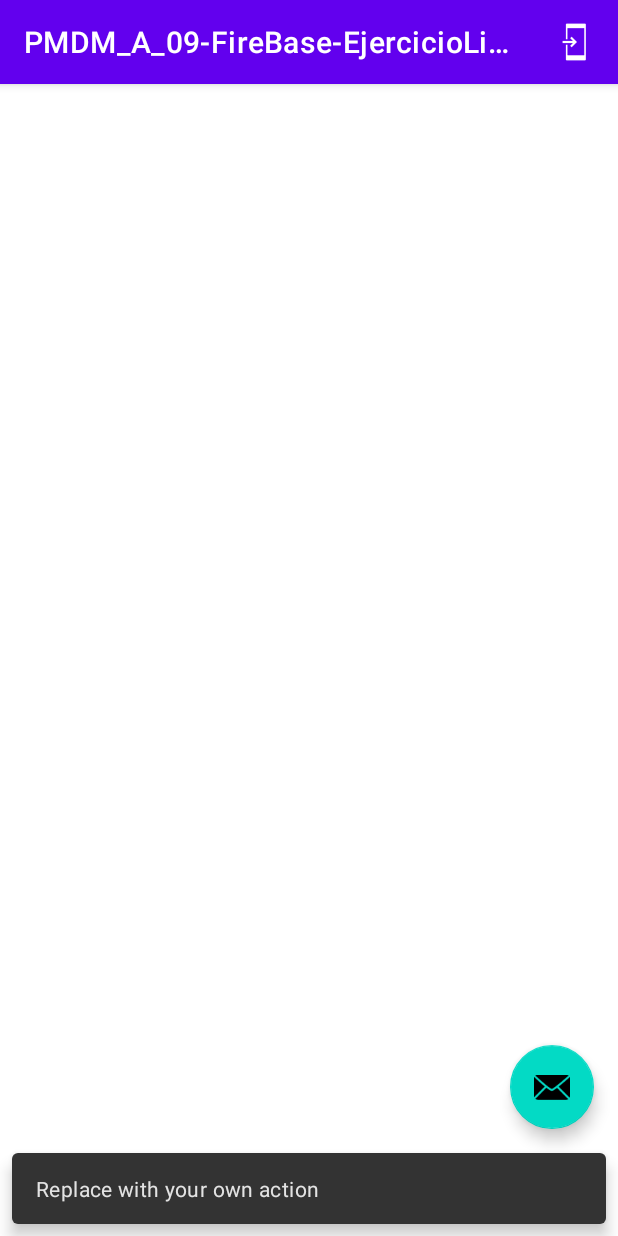
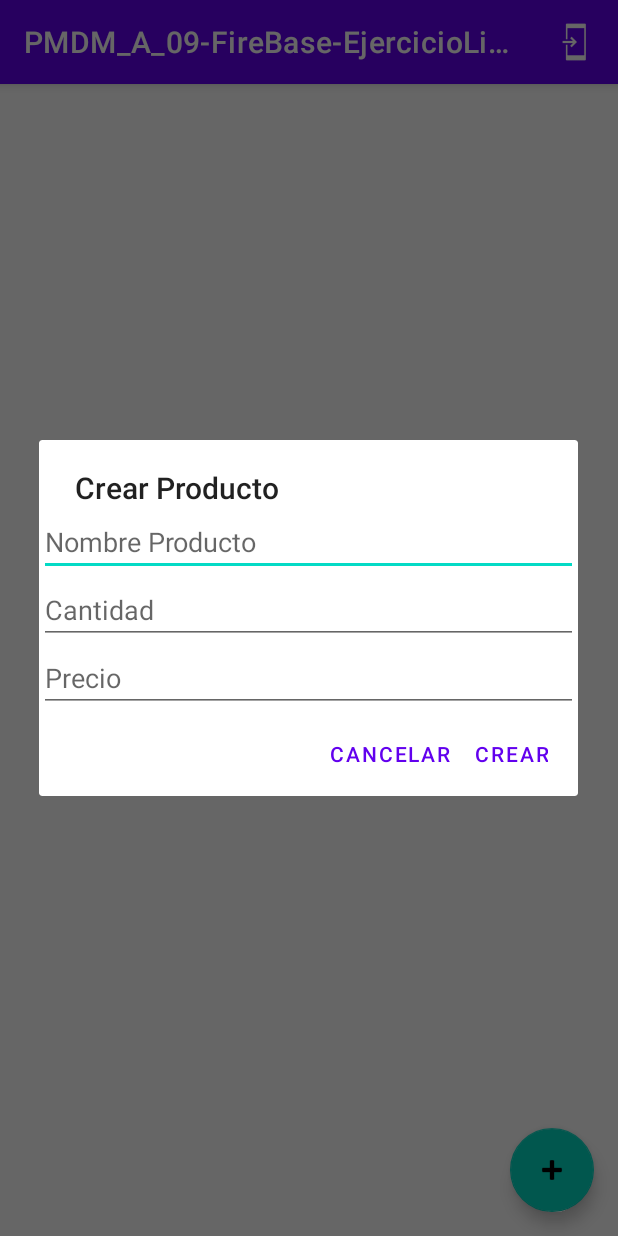
Before and after one commit to EduardSanz/PMDM_A_09-FireBase-EjercicioLista_de_la_compra, an Android app: the screen it shows after launch once a user with an empty profile is signed in (MainActivity), after a tap on an icon or button, on a phone screen of 412 x 824 dp. Run offline under Robolectric (Android 15) with nearby library versions, the phone set to English and light mode, and no system bars; our stand-ins replace Firebase (no records; nobody signed in at launch, a user with empty details on screens opened directly).

```diff
--- a/app/build.gradle
+++ b/app/build.gradle
@@ -38,6 +38,7 @@ dependencies {
     implementation 'com.google.android.material:material:1.7.0'
     implementation 'androidx.constraintlayout:constraintlayout:2.1.4'
     implementation 'com.google.firebase:firebase-auth:21.1.0'
+    implementation 'com.google.firebase:firebase-database:20.1.0'
     testImplementation 'junit:junit:4.13.2'
     androidTestImplementation 'androidx.test.ext:junit:1.1.5'
     androidTestImplementation 'androidx.test.espresso:espresso-core:3.5.1'
--- a/app/src/main/java/com/cieep/pmdm_a_09_firebase_ejerciciolista_de_la_compra/MainActivity.java
+++ b/app/src/main/java/com/cieep/pmdm_a_09_firebase_ejerciciolista_de_la_compra/MainActivity.java
@@ -1,39 +1,89 @@
 package com.cieep.pmdm_a_09_firebase_ejerciciolista_de_la_compra;
 
+import android.content.DialogInterface;
 import android.content.Intent;
 import android.os.Bundle;
 
+import com.cieep.pmdm_a_09_firebase_ejerciciolista_de_la_compra.adapters.ProductosAdapter;
+import com.cieep.pmdm_a_09_firebase_ejerciciolista_de_la_compra.modelos.Producto;
 import com.google.android.material.snackbar.Snackbar;
 
 import androidx.annotation.NonNull;
+import androidx.appcompat.app.AlertDialog;
 import androidx.appcompat.app.AppCompatActivity;
+import androidx.recyclerview.widget.LinearLayoutManager;
+import androidx.recyclerview.widget.RecyclerView;
 
 import android.view.View;
 
 import com.cieep.pmdm_a_09_firebase_ejerciciolista_de_la_compra.databinding.ActivityMainBinding;
 import com.google.firebase.auth.FirebaseAuth;
+import com.google.firebase.database.DataSnapshot;
+import com.google.firebase.database.DatabaseError;
+import com.google.firebase.database.DatabaseReference;
+import com.google.firebase.database.FirebaseDatabase;
+import com.google.firebase.database.GenericTypeIndicator;
+import com.google.firebase.database.ValueEventListener;
 
 import android.view.Menu;
 import android.view.MenuItem;
+import android.widget.EditText;
+
+import java.util.ArrayList;
+import java.util.List;
 
 public class MainActivity extends AppCompatActivity {
 
     private ActivityMainBinding binding;
 
+    private List<Producto> productos;
+    private ProductosAdapter adapter;
+    private RecyclerView.LayoutManager lm;
+
+    private FirebaseDatabase database;
+    private DatabaseReference refUser;
+
+
     @Override
     protected void onCreate(Bundle savedInstanceState) {
         super.onCreate(savedInstanceState);
-
         binding = ActivityMainBinding.inflate(getLayoutInflater());
         setContentView(binding.getRoot());
+        setSupportActionBar(binding.toolbar);
 
-        setSupportActionBar(binding.toolbar);
+        database = FirebaseDatabase.getInstance("https://pmdm-a-09-firebase-default-rtdb.europe-west1.firebasedatabase.app/");
+        refUser = database.getReference(FirebaseAuth.getInstance().getCurrentUser().getUid()).child("lista_productos");
+
+        productos = new ArrayList<>();
+        adapter = new ProductosAdapter(productos, R.layout.producto_view_holder, this, refUser);
+        lm = new LinearLayoutManager(this);
+
+        refUser.addValueEventListener(new ValueEventListener() {
+            @Override
+            public void onDataChange(@NonNull DataSnapshot snapshot) {
+                productos.clear();
+                if (snapshot.exists()) {
+                    GenericTypeIndicator<ArrayList<Producto>> gti = new GenericTypeIndicator<ArrayList<Producto>>() {};
+                    ArrayList<Producto> temp = snapshot.getValue(gti);
+                    productos.addAll(temp);
+                }
+                adapter.notifyDataSetChanged();
+
+            }
+
+            @Override
+            public void onCancelled(@NonNull DatabaseError error) {
+
+            }
+        });
+
+        binding.contentMain.recycler.setAdapter(adapter);
+        binding.contentMain.recycler.setLayoutManager(lm);
 
         binding.fab.setOnClickListener(new View.OnClickListener() {
             @Override
             public void onClick(View view) {
-                Snackbar.make(view, "Replace with your own action", Snackbar.LENGTH_LONG)
-                        .setAction("Action", null).show();
+                alertCrearProducto().show();
             }
         });
     }
@@ -57,4 +107,33 @@ public class MainActivity extends AppCompatActivity {
 
         return true;
     }
+
+    private AlertDialog alertCrearProducto() {
+        AlertDialog.Builder builder = new AlertDialog.Builder(this);
+        builder.setTitle("Crear Producto");
+        builder.setCancelable(false);
+        View alertView = getLayoutInflater().inflate(R.layout.producto_alert, null);
+        EditText txtNombre = alertView.findViewById(R.id.txtNombreAlert);
+        EditText txtCantidad = alertView.findViewById(R.id.txtCantidadAlert);
+        EditText txtPrecio = alertView.findViewById(R.id.txtPrecioAlert);
+        builder.setView(alertView);
+
+        builder.setNegativeButton("CANCELAR", null);
+        builder.setPositiveButton("CREAR", new DialogInterface.OnClickListener() {
+            @Override
+            public void onClick(DialogInterface dialogInterface, int i) {
+                String nombre = txtNombre.getText().toString();
+                String cantidad = txtCantidad.getText().toString();
+                String precio = txtPrecio.getText().toString();
+
+                if (!nombre.isEmpty() && !cantidad.isEmpty() && !precio.isEmpty()) {
+                    productos.add(new Producto(nombre, Integer.parseInt(cantidad), Float.parseFloat(precio)));
+                    // adapter.notifyItemInserted(productos.size()-1);
+                    refUser.setValue(productos);
+                }
+            }
+        });
+
+        return builder.create();
+    }
 }
--- /dev/null
+++ b/app/src/main/java/com/cieep/pmdm_a_09_firebase_ejerciciolista_de_la_compra/adapters/ProductosAdapter.java
@@ -0,0 +1,76 @@
+package com.cieep.pmdm_a_09_firebase_ejerciciolista_de_la_compra.adapters;
+
+import android.content.Context;
+import android.view.LayoutInflater;
+import android.view.View;
+import android.view.ViewGroup;
+import android.widget.ImageButton;
+import android.widget.TextView;
+
+import androidx.annotation.NonNull;
+import androidx.recyclerview.widget.RecyclerView;
+
+import com.cieep.pmdm_a_09_firebase_ejerciciolista_de_la_compra.R;
+import com.cieep.pmdm_a_09_firebase_ejerciciolista_de_la_compra.modelos.Producto;
+import com.google.firebase.database.DatabaseReference;
+
+import java.util.List;
+
+public class ProductosAdapter extends RecyclerView.Adapter<ProductosAdapter.ProductoVH> {
+
+    private List<Producto> objects;
+    private int resource;
+    private Context context;
+    private DatabaseReference refDatabase;
+
+    public ProductosAdapter(List<Producto> objects, int resource, Context context, DatabaseReference refDatabase) {
+        this.objects = objects;
+        this.resource = resource;
+        this.context = context;
+        this.refDatabase = refDatabase;
+    }
+
+    @NonNull
+    @Override
+    public ProductoVH onCreateViewHolder(@NonNull ViewGroup parent, int viewType) {
+        View productoView = LayoutInflater.from(context).inflate(resource, null);
+        productoView.setLayoutParams(new RecyclerView.LayoutParams(ViewGroup.LayoutParams.MATCH_PARENT, ViewGroup.LayoutParams.WRAP_CONTENT));
+        return new ProductoVH(productoView);
+    }
+
+    @Override
+    public void onBindViewHolder(@NonNull ProductoVH holder, int position) {
+        Producto producto = objects.get(position);
+        holder.lblNombre.setText(producto.getNombre());
+        holder.lblCantidad.setText(String.valueOf(producto.getCantidad()));
+        holder.lblPrecio.setText(producto.getPrecioMoneda());
+
+        holder.btnEliminar.setOnClickListener(new View.OnClickListener() {
+            @Override
+            public void onClick(View view) {
+                objects.remove(producto);
+                // notifyItemRemoved(holder.getAdapterPosition());
+                refDatabase.setValue(objects);
+            }
+        });
+    }
+
+    @Override
+    public int getItemCount() {
+        return objects.size();
+    }
+
+    public class ProductoVH extends RecyclerView.ViewHolder {
+
+        ImageButton btnEliminar;
+        TextView lblNombre, lblCantidad, lblPrecio;
+
+        public ProductoVH(@NonNull View itemView) {
+            super(itemView);
+            btnEliminar = itemView.findViewById(R.id.btnDeleteCard);
+            lblNombre = itemView.findViewById(R.id.lblNombreCard);
+            lblCantidad = itemView.findViewById(R.id.lblCantidadCard);
+            lblPrecio = itemView.findViewById(R.id.lblPrecioCard);
+        }
+    }
+}
--- a/app/src/main/res/layout/activity_main.xml
+++ b/app/src/main/res/layout/activity_main.xml
@@ -20,7 +20,9 @@
 
     </com.google.android.material.appbar.AppBarLayout>
 
-    <include layout="@layout/content_main" />
+    <include
+        android:id="@+id/contentMain"
+        layout="@layout/content_main" />
 
     <com.google.android.material.floatingactionbutton.FloatingActionButton
         android:id="@+id/fab"
@@ -29,6 +31,6 @@
         android:layout_gravity="bottom|end"
         android:layout_marginEnd="@dimen/fab_margin"
         android:layout_marginBottom="16dp"
-        app:srcCompat="@android:drawable/ic_dialog_email" />
+        app:srcCompat="@android:drawable/ic_input_add" />
 
 </androidx.coordinatorlayout.widget.CoordinatorLayout>
--- a/app/src/main/res/layout/content_main.xml
+++ b/app/src/main/res/layout/content_main.xml
@@ -1,6 +1,17 @@
 <?xml version="1.0" encoding="utf-8"?>
 <androidx.constraintlayout.widget.ConstraintLayout xmlns:android="http://schemas.android.com/apk/res/android"
     xmlns:app="http://schemas.android.com/apk/res-auto"
+    xmlns:tools="http://schemas.android.com/tools"
     android:layout_width="match_parent"
     android:layout_height="match_parent"
-    app:layout_behavior="@string/appbar_scrolling_view_behavior"/>
+    app:layout_behavior="@string/appbar_scrolling_view_behavior">
+
+    <androidx.recyclerview.widget.RecyclerView
+        android:id="@+id/recycler"
+        android:layout_width="0dp"
+        android:layout_height="0dp"
+        app:layout_constraintBottom_toBottomOf="parent"
+        app:layout_constraintEnd_toEndOf="parent"
+        app:layout_constraintStart_toStartOf="parent"
+        app:layout_constraintTop_toTopOf="parent" />
+</androidx.constraintlayout.widget.ConstraintLayout>
--- /dev/null
+++ b/app/src/main/res/layout/producto_alert.xml
@@ -0,0 +1,30 @@
+<?xml version="1.0" encoding="utf-8"?>
+<LinearLayout xmlns:android="http://schemas.android.com/apk/res/android"
+    android:layout_width="match_parent"
+    android:layout_height="wrap_content"
+    android:orientation="vertical">
+
+    <EditText
+        android:id="@+id/txtNombreAlert"
+        android:layout_width="match_parent"
+        android:layout_height="wrap_content"
+        android:ems="10"
+        android:hint="Nombre Producto"
+        android:inputType="textPersonName" />
+
+    <EditText
+        android:id="@+id/txtCantidadAlert"
+        android:layout_width="match_parent"
+        android:layout_height="wrap_content"
+        android:ems="10"
+        android:hint="Cantidad"
+        android:inputType="number" />
+
+    <EditText
+        android:id="@+id/txtPrecioAlert"
+        android:layout_width="match_parent"
+        android:layout_height="wrap_content"
+        android:ems="10"
+        android:hint="Precio"
+        android:inputType="numberDecimal" />
+</LinearLayout>
```
Also changed, not shown: app/src/main/java/com/cieep/pmdm_a_09_firebase_ejerciciolista_de_la_compra/modelos/Producto.java (added, +63 -0 lines), app/src/main/res/layout/producto_view_holder.xml (added, +64 -0 lines).
